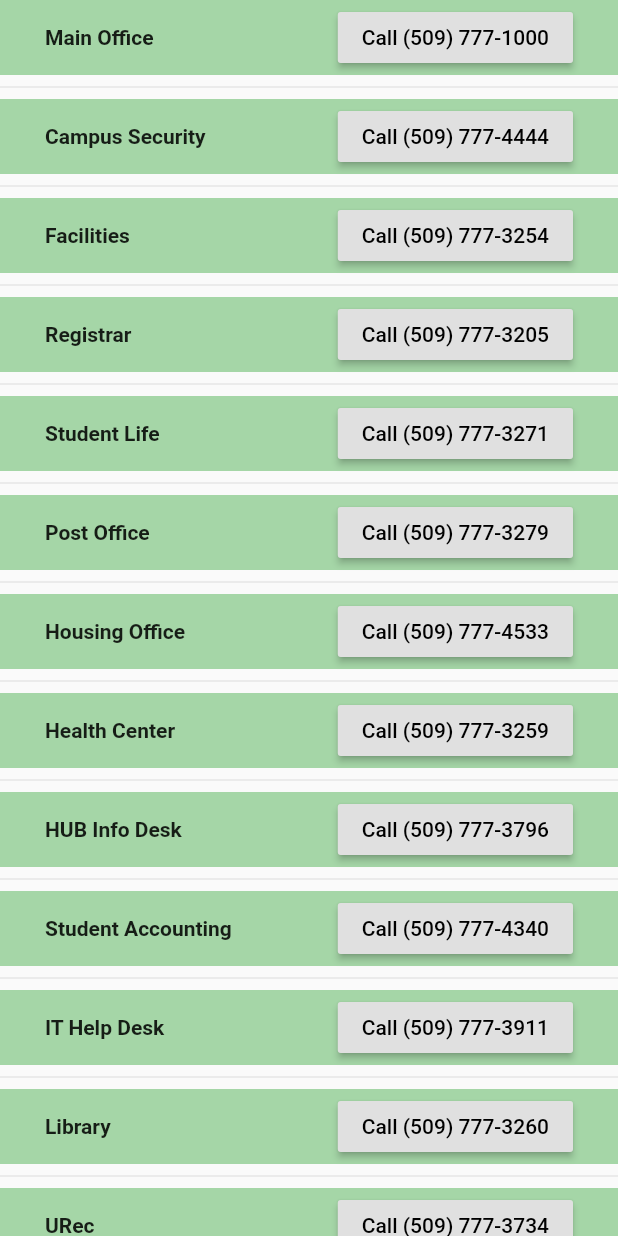
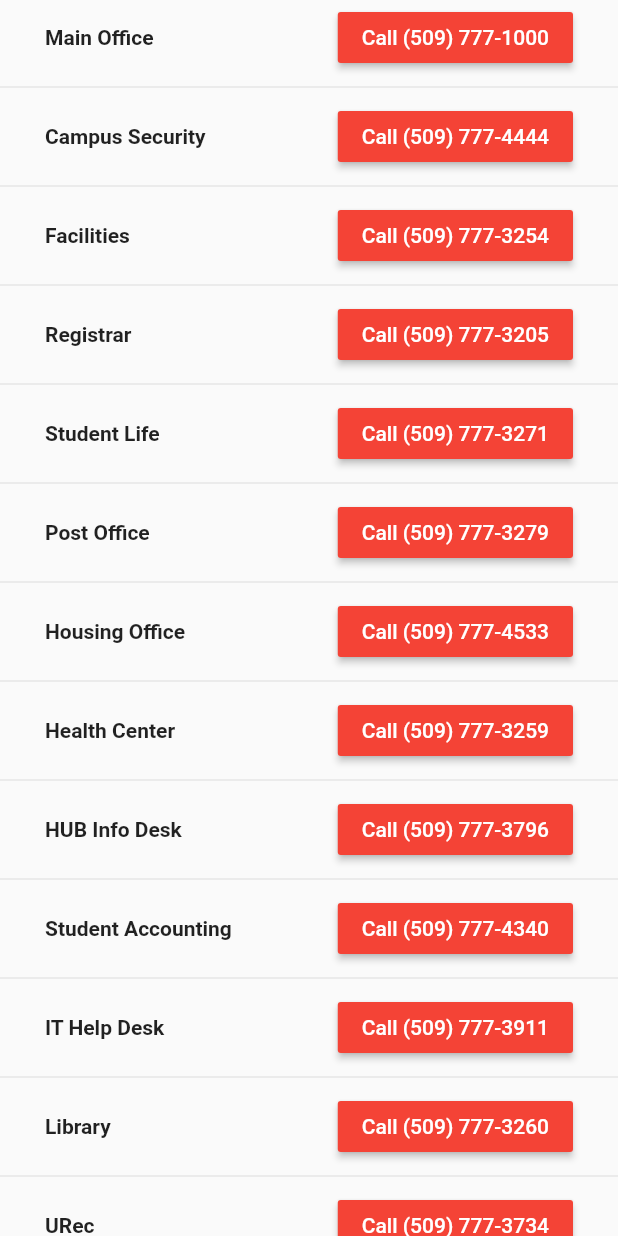
Before and after one commit to ngraham20/WhitMaps, a Flutter app: the SecondFragment screen opened directly, on a phone screen of 412 x 824 dp. Run offline on Flutter 3.47's test engine with Material 2 defaults, Android fonts, the phone set to English and light mode, and no system bars; our stand-ins replace google_maps_flutter, sqflite; accounts and stored records are empty.

Commit message:
Colors updated to red; poi opens on tap now. Issues with closing still

```diff
--- a/lib/fragments/second_fragment.dart
+++ b/lib/fragments/second_fragment.dart
@@ -21,7 +21,7 @@ class SecondFragmentState extends State<SecondFragment> {
           itemBuilder: (BuildContext context, int index) {
             return Container(
               height: 50,
-              color: Colors.green[200],
+              //color: Colors.red[200],
               padding: const EdgeInsets.fromLTRB(30,8,30,8),
               child: Row(
                 mainAxisAlignment: MainAxisAlignment.spaceBetween,
@@ -33,7 +33,8 @@ class SecondFragmentState extends State<SecondFragment> {
                   ),
                   RaisedButton(
                     onPressed: (){},
-                    textColor: Colors.black,
+                    color: Colors.red,
+                    textColor: Colors.white,
                     child: Text("Call " + formatPhone(entries[index])
                     )
                   )
--- a/lib/fragments/third_fragment.dart
+++ b/lib/fragments/third_fragment.dart
@@ -49,7 +49,7 @@ class ThirdFragmentState extends State<ThirdFragment> {
                 itemBuilder: (BuildContext context, int index) {
                   return Container(
                     height: 50,
-                    color: Colors.green[200],
+                    //color: Colors.red[200],
                     padding: const EdgeInsets.fromLTRB(30,8,30,8),
                     child: Row(
                       mainAxisAlignment: MainAxisAlignment.spaceBetween,
@@ -61,7 +61,8 @@ class ThirdFragmentState extends State<ThirdFragment> {
                         ),
                         RaisedButton(
                           onPressed: (){},
-                          textColor: Colors.black,
+                          color: Colors.red,
+                          textColor: Colors.white,
                           child: Text("Call " + formatPhone(entries[index])
                           )
                         )
--- a/lib/main.dart
+++ b/lib/main.dart
@@ -20,7 +20,7 @@ class WhitMaps extends StatelessWidget {
         // or simply save your changes to "hot reload" in a Flutter IDE).
         // Notice that the counter didn't reset back to zero; the application
         // is not restarted.
-        primarySwatch: Colors.green,
+        primarySwatch: Colors.red,
       ),
       home: new HomePage()
     );
--- a/lib/screens/mapscreen.dart
+++ b/lib/screens/mapscreen.dart
@@ -2,6 +2,7 @@ import 'package:flutter/material.dart';
 import 'package:google_maps_flutter/google_maps_flutter.dart';
 import 'package:whitmaps/models/poi.dart';
 import 'package:whitmaps/models/whitmap.dart';
+import 'package:whitmaps/fragments/fourth_fragment.dart';
 
 class MapScreen extends StatefulWidget {
   @override
@@ -41,7 +42,7 @@ class _MapScreenState extends State<MapScreen> {
             position: LatLng(poi.latitude, poi.longitude),
             icon: icon,
             onTap: () {
-              // TODO @Kelly put tap function here
+              Navigator.of(context).push(new PoiScreenRoute());
             }
           )
         );
```
Also changed, not shown: lib/fragments/fourth_fragment.dart (+21 -3 lines).
